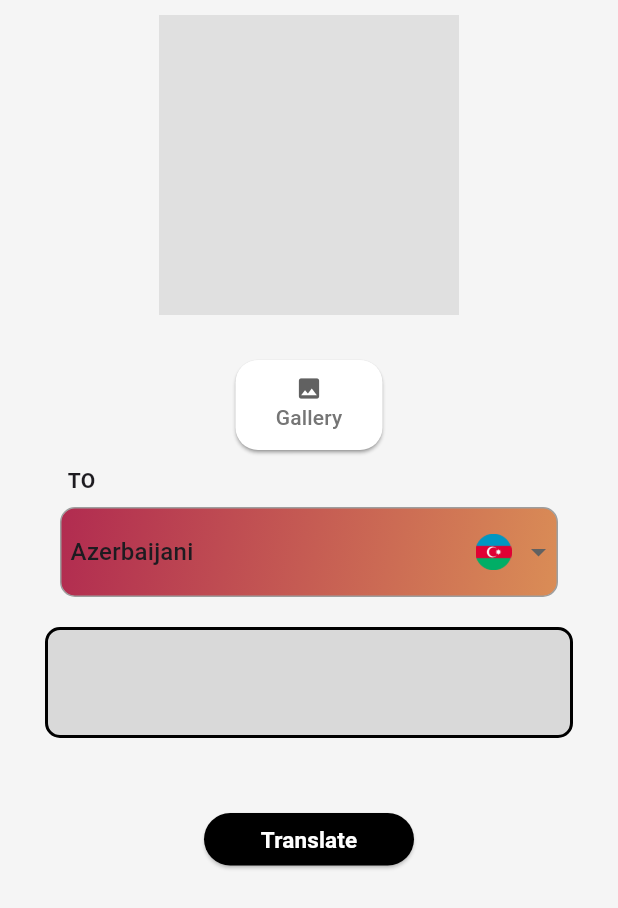
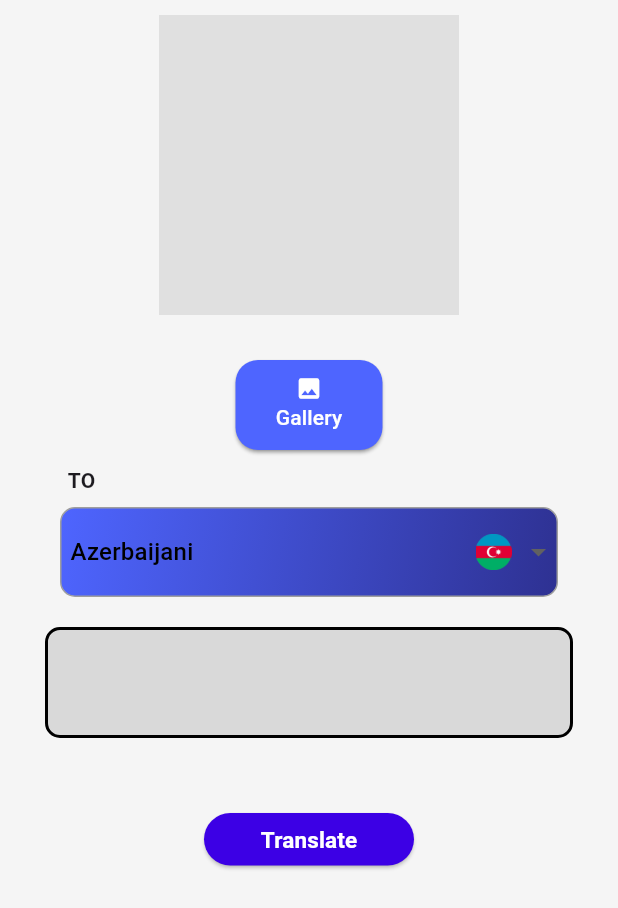
Before and after one commit to Kanan302/translator-app, a Flutter app: the TranslatorGallery screen opened directly, on a phone screen of 412 x 824 dp. Shown: the top 908 px of the screen. Run offline on Flutter 3.47's test engine with Material 3 defaults, Android fonts, the phone set to English and light mode, and no system bars; our stand-ins replace bloc, equatable, firebase_auth, firebase_core, flutter_bloc, flutter_tts and 1 more; missing offline and left inert: google_ml_kit, translator; accounts and stored records are empty.

Commit message:
most of design is ready

```diff
--- a/lib/main.dart
+++ b/lib/main.dart
@@ -2,12 +2,12 @@ import 'package:flutter/material.dart';
 import 'package:translator_app/bloc/eyes_bloc.dart';
 import 'package:translator_app/core/constants/routes.dart';
 import 'package:translator_app/firebase_options.dart';
-import 'package:translator_app/pages/homepage.dart';
 import 'package:translator_app/pages/login.dart';
 import 'package:translator_app/pages/register.dart';
 import 'package:translator_app/pages/splash.dart';
 import 'package:firebase_core/firebase_core.dart';
 import 'package:flutter_bloc/flutter_bloc.dart';
+import 'package:translator_app/pages/nav_bar.dart';
 
 Future<void> main() async {
   WidgetsFlutterBinding.ensureInitialized();
@@ -19,7 +19,7 @@ Future<void> main() async {
     'Firebase initialization error: $e';
   }
 
-  runApp(MyApp());
+  runApp(const MyApp());
 }
 
 class MyApp extends StatelessWidget {
@@ -36,7 +36,7 @@ class MyApp extends StatelessWidget {
           Routes.splash.path: (context) => const SplashPage(),
           Routes.login.path: (context) => const LoginPage(),
           Routes.register.path: (context) => const RegisterPage(),
-          Routes.home.path: (context) => const HomePage(),
+          Routes.home.path: (context) => const NavBar(),
         },
       ),
     );
--- a/lib/pages/views/translatorgal.dart
+++ b/lib/pages/views/translatorgal.dart
@@ -94,7 +94,7 @@ class _TranslatorGalleryState extends State<TranslatorGallery> {
                   Container(
                     width: 200,
                     height: 200,
-                    color: Colors.grey[300],
+                    color: Colors.grey.shade300,
                   ),
                 const SizedBox(
                   height: 20,
@@ -105,28 +105,28 @@ class _TranslatorGalleryState extends State<TranslatorGallery> {
                 ),
                 ElevatedButton(
                     style: ElevatedButton.styleFrom(
-                        backgroundColor: Colors.white,
+                        backgroundColor: const Color(0xFF4E65FF),
                         shape: RoundedRectangleBorder(
                             borderRadius: BorderRadius.circular(15)),
                         shadowColor: Colors.grey[600]),
                     onPressed: () {
                       getImage();
                     },
-                    child: SizedBox(
+                    child: const SizedBox(
                       width: 50,
                       height: 60,
                       child: Column(
                         children: [
-                          const SizedBox(
+                          SizedBox(
                             height: 10,
                           ),
                           Icon(
                             Icons.photo,
-                            color: Colors.grey[700],
+                            color: Colors.white,
                           ),
                           Text(
                             'Gallery',
-                            style: TextStyle(color: Colors.grey[600]),
+                            style: TextStyle(color: Colors.white),
                           )
                         ],
                       ),
@@ -151,8 +151,6 @@ class _TranslatorGalleryState extends State<TranslatorGallery> {
                     AppDropDownMenu(
                       languages: languages,
                       selectedValue: nextselectedvalue,
-                      gradientColor1: const Color.fromRGBO(177, 43, 80, 10),
-                      gradientColor2: const Color.fromRGBO(218, 141, 86, 10),
                       onChanged: (value) {
                         setState(() {
                           nextselectedvalue = value;
@@ -170,7 +168,7 @@ class _TranslatorGalleryState extends State<TranslatorGallery> {
                 AppButton(
                   text: "Translate",
                   ontap: translate,
-                  buttonColor: Colors.black,
+                  buttonColor: const Color(0xFF3C00E5),
                 ),
                 const SizedBox(
                   height: 20,
--- a/lib/widgets/button.dart
+++ b/lib/widgets/button.dart
@@ -13,7 +13,13 @@ class AppButton extends StatelessWidget {
 
   @override
   Widget build(BuildContext context) {
-    Color textColor = buttonColor == Colors.black ? Colors.white : Colors.black;
+    Color textColor;
+    if(buttonColor == const Color(0xFF3C00E5) || buttonColor == Colors.black){
+      textColor =  Colors.white;
+    }
+    else{
+      textColor =  Colors.black;
+    }
 
     return SizedBox(
       width: 140,
--- a/lib/widgets/dropdown.dart
+++ b/lib/widgets/dropdown.dart
@@ -4,8 +4,6 @@ class AppDropDownMenu extends StatelessWidget {
   final List<String?> languages;
   final String selectedValue;
   final Function(String) onChanged;
-  final Color gradientColor1;
-  final Color gradientColor2;
 
   final Map<String, String> languageFlags = {
     'Azerbaijani': 'lib/core/assets/az.png',
@@ -23,8 +21,6 @@ class AppDropDownMenu extends StatelessWidget {
     required this.languages,
     required this.selectedValue,
     required this.onChanged,
-    required this.gradientColor1,
-    required this.gradientColor2,
   }) : super(key: key);
 
   @override
@@ -35,11 +31,10 @@ class AppDropDownMenu extends StatelessWidget {
       decoration: BoxDecoration(
         border: Border.all(color: Colors.grey),
         borderRadius: BorderRadius.circular(10),
-        gradient: LinearGradient(
-          begin: Alignment.topLeft,
-          end: Alignment.bottomRight,
-          colors: [gradientColor1, gradientColor2],
-        ),
+        gradient: const LinearGradient(
+            begin: Alignment.topLeft,
+            end: Alignment.bottomRight,
+            colors: [Color(0xFF4E65FF), Color(0xFF2E3192)]),
       ),
       child: DropdownButtonHideUnderline(
         child: DropdownButton(
@@ -55,7 +50,10 @@ class AppDropDownMenu extends StatelessWidget {
                 child: Row(
                   mainAxisAlignment: MainAxisAlignment.spaceBetween,
                   children: [
-                    Text(lang!),
+                    Text(
+                      lang!,
+                      style: const TextStyle(color: Colors.black),
+                    ),
                     const SizedBox(width: 8),
                     Image.asset(
                       languageFlags[lang]!,
```
Also changed, not shown: lib/pages/homepage.dart (deleted, +0 -38 lines), lib/pages/nav_bar.dart (added, +53 -0 lines), lib/pages/views/nav_bar.dart (deleted, +0 -50 lines), lib/pages/views/translatormic.dart (+2 -6 lines), lib/pages/views/translatorwrite.dart (+3 -7 lines).
